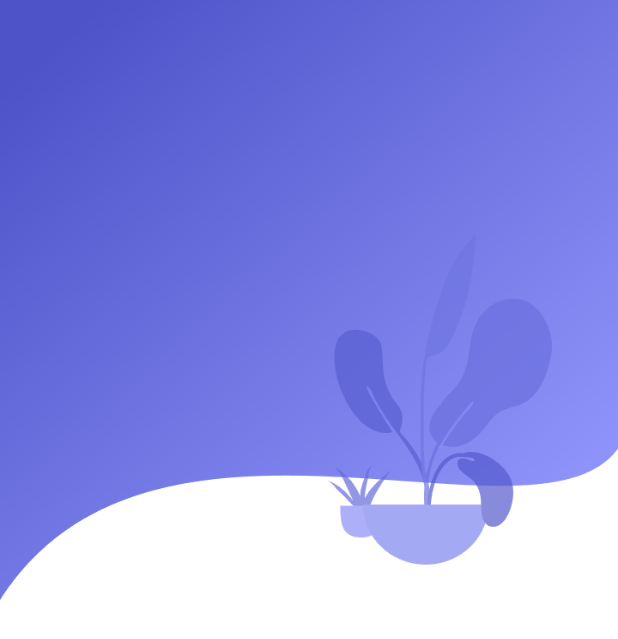
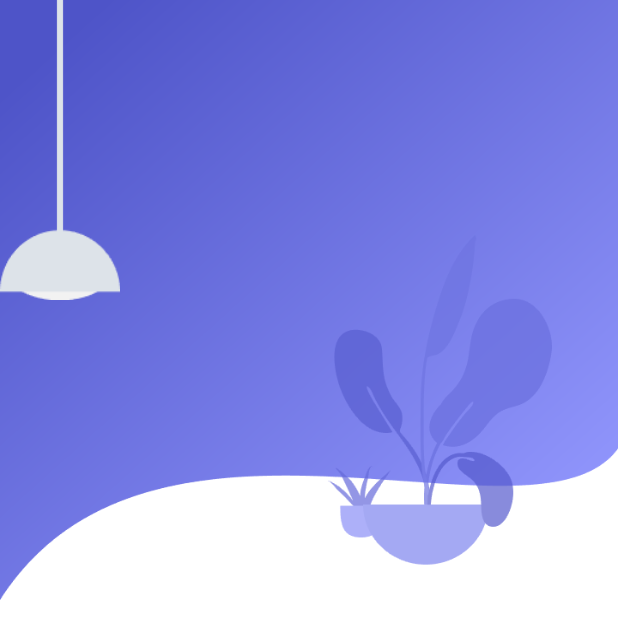
Before and after one commit to yousifdahabra/aegis-ai-app, a Flutter app: the screen it shows after launch, after a tap on "Skip", on a phone screen of 412 x 824 dp. Shown: the top 639 px of the screen. Run offline on Flutter 3.47's test engine with Material 3 defaults, Android fonts, the phone set to English and light mode, and no system bars; our stand-ins replace smooth_page_indicator.

Commit message:
App - update login page add image 2

```diff
--- a/lib/views/auth/login.dart
+++ b/lib/views/auth/login.dart
@@ -17,6 +17,20 @@ class Login extends StatelessWidget {
                     image: AssetImage('assets/images/background.png'),
                     fit: BoxFit.fill),
               ),
+              child: Stack(
+                children: <Widget>[
+                  Positioned(
+                      width: 80,
+                      height: 200,
+                      child: Container(
+                        decoration: BoxDecoration(
+                          image: DecorationImage(
+                              image: AssetImage('assets/images/light-1.png'),
+                              fit: BoxFit.fill),
+                        ),
+                      ))
+                ],
+              ),
             ),
           ],
         ),
```
